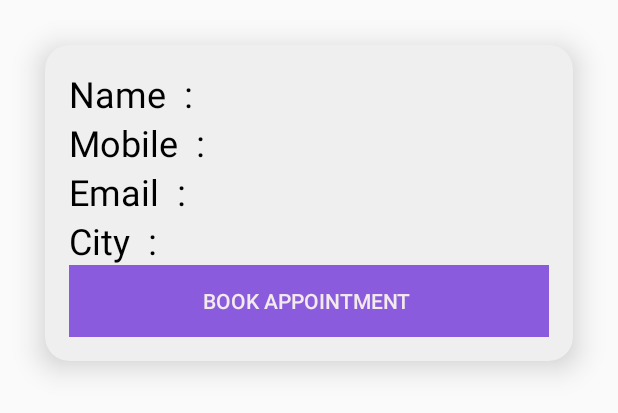
After one commit to adhwaith2002/Easify, an Android app: the layout plumberdata.xml on its own in the app's theme, with its tools: preview values and no code run, on a phone screen of 412 x 824 dp. The commit adds this screen. Shown: the top 413 px of the screen. Run offline under Robolectric (Android 15) with nearby library versions, the phone set to English and light mode, and no system bars; Roboto replaces fonts that are not available here.

Commit message:
twelth commit

```diff
--- a/app/src/main/AndroidManifest.xml
+++ b/app/src/main/AndroidManifest.xml
@@ -16,6 +16,9 @@
         android:theme="@style/Theme.Easify"
         tools:replace="android:appComponentFactory"
         tools:targetApi="31">
+        <activity
+            android:name=".plumberlist"
+            android:exported="false" />
         <activity
             android:name=".serviceproviderregister"
             android:exported="false" />
--- a/app/src/main/java/com/example/easify/PlumberModel.java
+++ b/app/src/main/java/com/example/easify/PlumberModel.java
@@ -1,5 +1,5 @@
 package com.example.easify;
 
 public class PlumberModel {
-    String plumber_username,plumber_email,plumber_password,plumber_mobile,plumber_address,plumber_city;
+    String plumber_name,plumber_email,plumber_password,plumber_mobile,plumber_address,plumber_city;
 }
--- a/app/src/main/res/layout/activity_plumber.xml
+++ b/app/src/main/res/layout/activity_plumber.xml
@@ -8,6 +8,7 @@
     android:layout_weight="1"
     tools:context=".plumber"
     android:fitsSystemWindows="true"
+    tools:openDrawer="start"
     >
 
     <com.google.android.material.navigation.NavigationView
--- /dev/null
+++ b/app/src/main/res/layout/plumberdata.xml
@@ -0,0 +1,130 @@
+<?xml version="1.0" encoding="utf-8"?>
+
+<androidx.cardview.widget.CardView xmlns:android="http://schemas.android.com/apk/res/android"
+    android:layout_width="match_parent"
+    android:layout_height="wrap_content"
+    xmlns:app="http://schemas.android.com/apk/res-auto"
+    app:cardElevation="12dp"
+    app:cardCornerRadius="16dp"
+    android:layout_margin="30dp"
+    android:backgroundTint="#efefef">
+
+
+    <LinearLayout
+        android:layout_width="match_parent"
+        android:layout_height="wrap_content"
+        android:layout_marginTop="16dp"
+        android:layout_margin="16dp"
+        android:orientation="vertical">
+
+        <LinearLayout
+            android:layout_width="wrap_content"
+            android:layout_height="wrap_content"
+            android:layout_gravity="center_vertical"
+            android:orientation="horizontal">
+
+            <TextView
+                style="bold"
+                android:layout_width="wrap_content"
+                android:layout_height="wrap_content"
+                android:text="Name  :   "
+                android:textColor="@color/black"
+                android:textSize="24dp" />
+
+            <TextView
+                android:id="@+id/plumberlist_name"
+                style="bold"
+                android:layout_width="wrap_content"
+                android:layout_height="wrap_content"
+                android:textColor="@color/black"
+                android:textSize="24dp" />
+        </LinearLayout>
+
+        <LinearLayout
+            android:layout_width="wrap_content"
+            android:layout_height="wrap_content"
+            android:layout_gravity="center_vertical"
+            android:orientation="horizontal">
+
+            <TextView
+                style="bold"
+                android:layout_width="wrap_content"
+                android:layout_height="wrap_content"
+                android:text="Mobile  :  "
+                android:textColor="@color/black"
+                android:textSize="24dp" />
+
+            <TextView
+                android:id="@+id/plumberlist_mobile"
+                style="bold"
+                android:layout_width="wrap_content"
+                android:layout_height="wrap_content"
+                android:textColor="@color/black"
+                android:textSize="24dp" />
+        </LinearLayout>
+
+        <LinearLayout
+            android:layout_width="wrap_content"
+            android:layout_height="wrap_content"
+            android:layout_gravity="center_vertical"
+            android:orientation="horizontal">
+
+            <TextView
+                style="bold"
+                android:layout_width="wrap_content"
+                android:layout_height="wrap_content"
+                android:text="Email  :  "
+                android:textColor="@color/black"
+                android:textSize="24dp" />
+
+            <TextView
+                android:id="@+id/plumberlist_email"
+                style="bold"
+                android:layout_width="wrap_content"
+                android:layout_height="wrap_content"
+                android:textColor="@color/black"
+                android:textSize="24dp" />
+        </LinearLayout>
+
+        <LinearLayout
+            android:layout_width="wrap_content"
+            android:layout_height="wrap_content"
+            android:layout_gravity="center_vertical"
+            android:orientation="horizontal">
+
+            <TextView
+                style="bold"
+                android:layout_width="wrap_content"
+                android:layout_height="wrap_content"
+                android:text="City  :  "
+                android:textColor="@color/black"
+                android:textSize="24dp" />
+
+            <TextView
+                android:id="@+id/plumberlist_city"
+                style="bold"
+                android:layout_width="wrap_content"
+                android:layout_height="wrap_content"
+                android:textColor="@color/black"
+                android:textSize="24dp" />
+        </LinearLayout>
+
+        <LinearLayout
+            android:layout_width="match_parent"
+            android:layout_height="wrap_content"
+            android:layout_gravity="center_vertical"
+            android:orientation="horizontal">
+            <Button
+                android:id="@+id/bookplumberfromlist"
+                android:layout_width="match_parent"
+                android:layout_height="wrap_content"
+                android:text="Book Appointment "
+                android:background="#8A5BDD"
+                android:textColor="#F3EBEB"
+                />
+
+        </LinearLayout>
+
+    </LinearLayout>
+
+</androidx.cardview.widget.CardView>
--- a/app/src/main/res/values/strings.xml
+++ b/app/src/main/res/values/strings.xml
@@ -3,7 +3,7 @@
     <string name="navigation_drawer_open">Open navigation drawer</string>
     <string name="navigation_drawer_close">Close navigation drawer</string>
     <string-array name="service_array">
-        <item >Service</item>
+        <item>Service</item>
         <item>Plumber</item>
         <item>Painting</item>
         <item>Car mechanic</item>
```
Also changed, not shown: app/src/main/java/com/example/easify/AdapterPlumber.java (added, +84 -0 lines), app/src/main/java/com/example/easify/DBHelper.java (+16 -14 lines), app/src/main/java/com/example/easify/plumber.java (+10 -0 lines), app/src/main/java/com/example/easify/plumberlist.java (added, +57 -0 lines), app/src/main/res/layout/activity_plumberlist.xml (added, +29 -0 lines).
